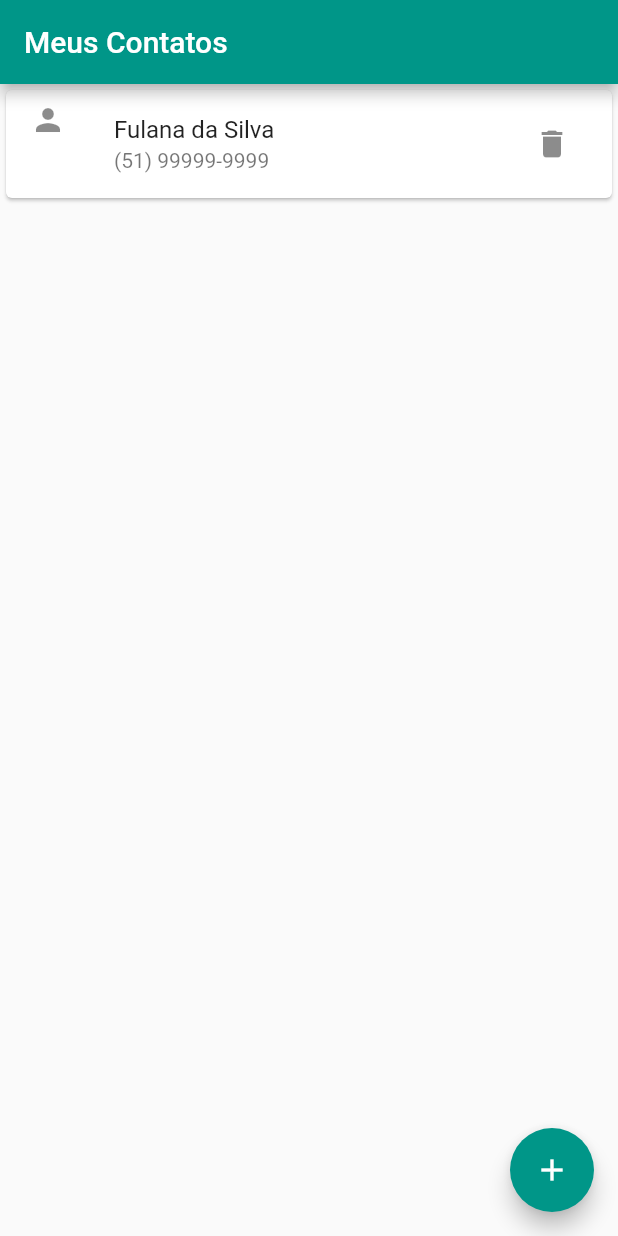
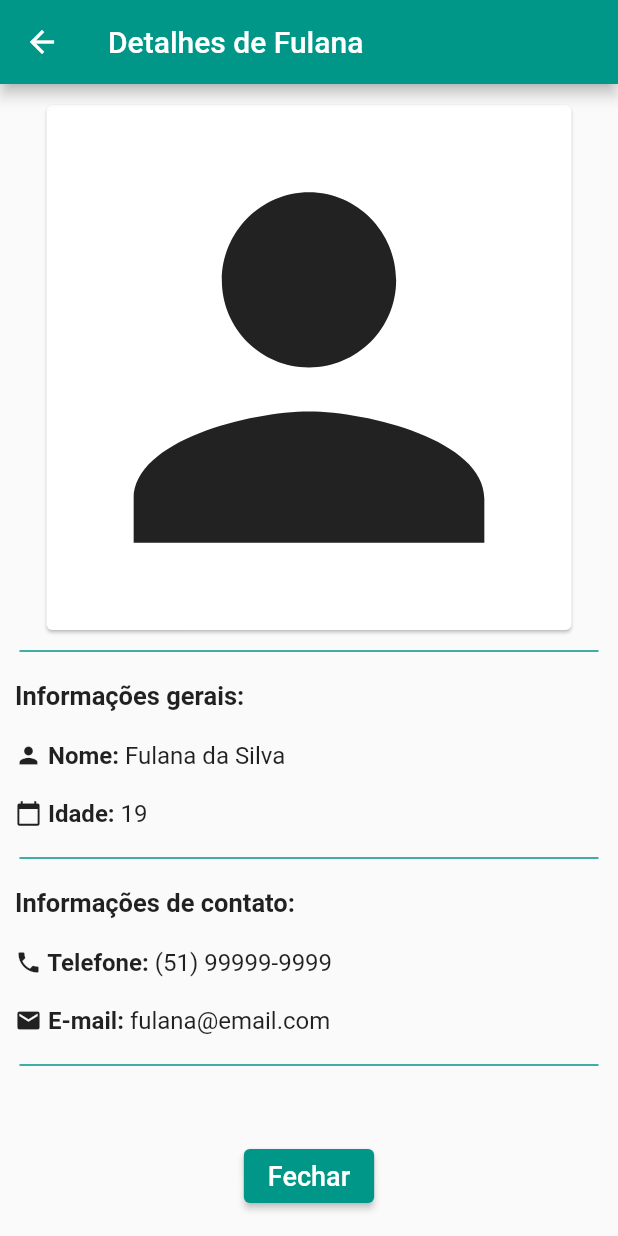
Before and after one commit to dylansilveira/lista_contatos, a Flutter app: the screen it shows after launch, after a tap on the "delete" icon, after a tap on "Fulana da Silva", on a phone screen of 412 x 824 dp. Run offline on Flutter 3.47's test engine with Material 2 defaults, Android fonts, the phone set to English and light mode, and no system bars.

Commit message:
Adicionado detalhes do contato

```diff
--- a/lib/Contato.dart
+++ b/lib/Contato.dart
@@ -3,5 +3,7 @@ class Contato{
   int idade;
   bool favorito;
 
+  String data = '${DateTime.now().day}/${DateTime.now().month}/${DateTime.now().year}';
+
   Contato(this.nome, this.telefone, this.email, this.idade, this.favorito);
 }
--- /dev/null
+++ b/lib/detalhesContato.dart
@@ -0,0 +1,132 @@
+import 'package:flutter/material.dart';
+import 'Contato.dart';
+
+class DetalhesContato extends StatelessWidget {
+  const DetalhesContato(this.contatoDetalhado, {Key? key}) : super(key: key);
+
+  final Contato contatoDetalhado;
+
+  @override
+  Widget build(BuildContext context) {
+    return Scaffold(
+      appBar: AppBar(
+        title: Text('Detalhes de ${contatoDetalhado.nome.split(' ')[0]}'),
+      ),
+      body: ListView.builder(
+        itemCount: 1,
+        itemBuilder: (context, i) {
+          return Column(
+            children: [
+              Padding(
+                padding: EdgeInsets.only(top: 10),
+                child: Card(
+                  child: Icon(Icons.person, size: 350),
+                ),
+              ),
+              Divider(
+                height: 20,
+                thickness: 1,
+                indent: 13,
+                endIndent: 13,
+                color: Colors.teal,
+              ),
+              Row(
+                children: [
+                  Padding(
+                    padding: EdgeInsets.all(10),
+                    child: Text('Informações gerais:', style: TextStyle(fontSize: 17, fontWeight: FontWeight.bold)),
+                  ),
+                ],
+              ),
+              Padding(
+                padding: EdgeInsets.all(10),
+                child: Row(
+                  children: [
+                    Icon(Icons.person, size: 18),
+                    Text(' Nome: ',
+                        style: TextStyle(fontSize: 16, fontWeight: FontWeight.bold)),
+                    Text('${contatoDetalhado.nome}',
+                        style: TextStyle(fontSize: 16)),
+                  ],
+                ),
+              ),
+              Padding(
+                padding: EdgeInsets.all(10),
+                child: Row(
+                  children: [
+                    Icon(Icons.calendar_today, size: 18),
+                    Text(' Idade: ',
+                        style: TextStyle(fontSize: 16, fontWeight: FontWeight.bold)),
+                    Text('${contatoDetalhado.idade}',
+                        style: TextStyle(fontSize: 16)),
+                  ],
+                ),
+              ),
+              Divider(
+                height: 20,
+                thickness: 1,
+                indent: 13,
+                endIndent: 13,
+                color: Colors.teal,
+              ),
+              Row(
+                children: [
+                  Padding(
+                    padding: EdgeInsets.all(10),
+                    child: Text('Informações de contato:', style: TextStyle(fontSize: 17, fontWeight: FontWeight.bold)),
+                  ),
+                ],
+              ),
+              Padding(
+                padding: EdgeInsets.all(10),
+                child: Row(
+                  children: [
+                    Icon(Icons.phone, size: 18),
+                    Text(' Telefone: ',
+                        style: TextStyle(fontSize: 16, fontWeight: FontWeight.bold)),
+                    Text('${contatoDetalhado.telefone}',
+                        style: TextStyle(fontSize: 16)),
+                  ],
+                ),
+              ),
+              Padding(
+                padding: EdgeInsets.all(10),
+                child: Row(
+                  children: [
+                    Icon(Icons.email, size: 18),
+                    Text(' E-mail: ',
+                        style: TextStyle(fontSize: 16, fontWeight: FontWeight.bold)),
+                    Text('${contatoDetalhado.email}',
+                        style: TextStyle(fontSize: 16)),
+                  ],
+                ),
+              ),
+              Divider(
+                height: 20,
+                thickness: 1,
+                indent: 13,
+                endIndent: 13,
+                color: Colors.teal,
+              ),
+
+              Padding(
+                padding: EdgeInsets.all(40),
+                child: ElevatedButton(
+                  onPressed: () => Navigator.pop(context),
+                  child: Text('Fechar', style: TextStyle(fontSize: 18)),
+                ),
+              ),
+              Padding(
+                padding: EdgeInsets.only(bottom: 30),
+                child: Text(
+                  'Este contato foi salvo em ${contatoDetalhado.data}',
+                  style: TextStyle(fontStyle: FontStyle.italic),
+                ),
+              ),
+            ],
+          );
+        }
+      ),
+    );
+  }
+}
--- a/lib/listaContatos.dart
+++ b/lib/listaContatos.dart
@@ -1,6 +1,7 @@
 import 'package:flutter/material.dart';
 import 'Contato.dart';
 import 'adicionaContato.dart';
+import 'detalhesContato.dart';
 
 class ListaContatos extends StatefulWidget {
   const ListaContatos({Key? key}) : super(key: key);
@@ -33,13 +34,32 @@ class _ListaContatosState extends State<ListaContatos> {
                 leading: Column(
                   children: [
                     Icon(Icons.person),
-                    if (meusContatos[i].favorito) Icon(Icons.star, color: Colors.yellow),
+                    if (meusContatos[i].favorito) Icon(Icons.star, color: Color.fromRGBO(230, 185, 80, 1)),
                   ],
                 ),
-                onTap: () => null,
-                trailing: IconButton(
-                  icon: Icon(Icons.delete),
-                  onPressed: () => setState(() => meusContatos.removeAt(i)),
+                onTap: () => Navigator.push(context, MaterialPageRoute(builder: (_) => DetalhesContato(meusContatos[i]))),
+                trailing: Row(
+                  mainAxisSize: MainAxisSize.min,
+                  children: [
+                    IconButton(
+                      icon: Icon(Icons.edit),
+                      onPressed: () {
+                        ScaffoldMessenger.of(context).showSnackBar(
+                          SnackBar(
+                            content: const Text('Ainda não é possível editar contatos!'),
+                            action: SnackBarAction(
+                              label: 'Fechar',
+                              onPressed: () => null
+                            ),
+                          ),
+                        );
+                      },
+                    ),
+                    IconButton(
+                      icon: Icon(Icons.delete),
+                      onPressed: () => setState(() => meusContatos.removeAt(i)),
+                    ),
+                  ],
                 ),
               ),
             );
```
